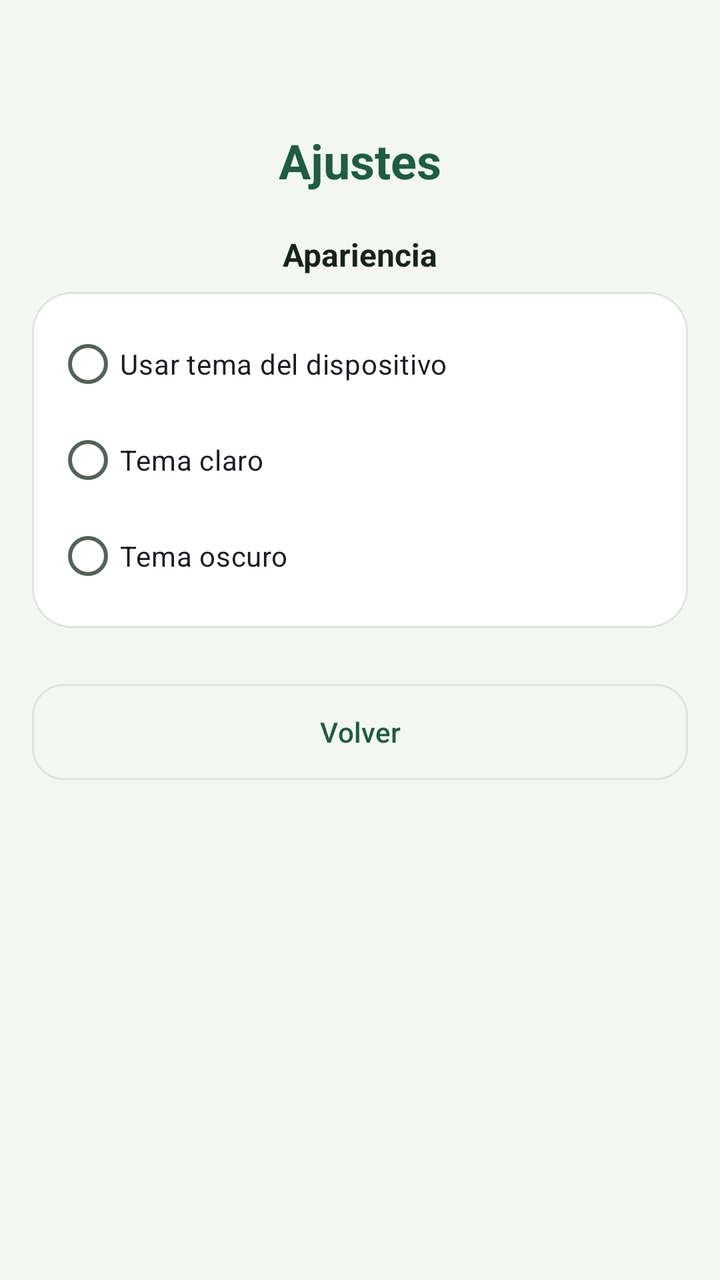
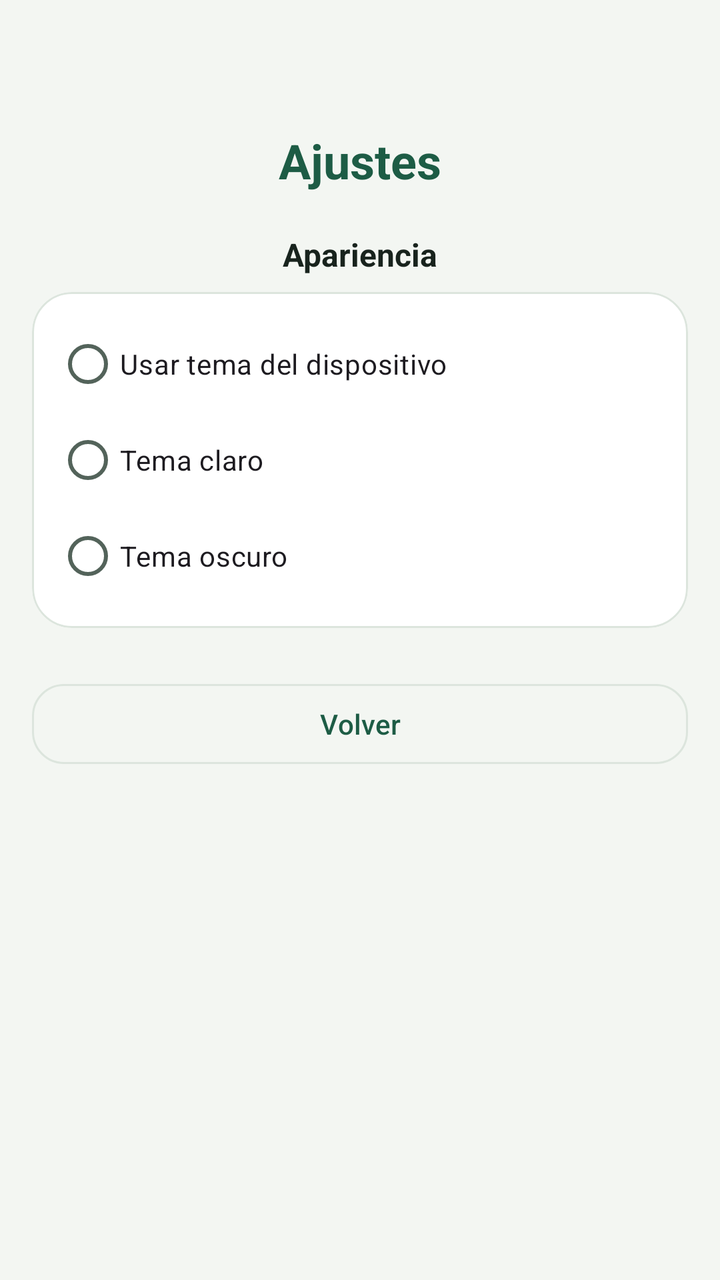

The first picture is an Android layout as it rendered before a commit; the second is the same layout after the commit. The layout source and the unified diff follow.
<!-- AndroidManifest.xml: application theme Theme.HidroSmart -->
<!-- res/layout/activity_ajustes.xml -->
<?xml version="1.0" encoding="utf-8"?>
<ScrollView xmlns:android="http://schemas.android.com/apk/res/android"
    xmlns:app="http://schemas.android.com/apk/res-auto"
    android:layout_width="match_parent"
    android:layout_height="match_parent"
    android:background="@color/fondo_pantalla"
    android:fillViewport="true">

    <LinearLayout
        android:layout_width="match_parent"
        android:layout_height="wrap_content"
        android:orientation="vertical"
        android:padding="@dimen/screen_padding">

        <LinearLayout
            android:layout_width="match_parent"
            android:layout_height="wrap_content"
            android:gravity="center_horizontal"
            android:orientation="vertical">

            <TextView
            android:gravity="center"
                android:layout_width="match_parent"
                android:layout_height="wrap_content"
                android:layout_weight="1"
                android:text="@string/ajustes_titulo"
                android:textColor="@color/verde_primario"
                android:textSize="24sp"
                android:textStyle="bold"
                android:layout_marginTop="48dp"
                />


        </LinearLayout>

        <TextView
            android:gravity="center"
            android:layout_width="match_parent"
            android:layout_height="wrap_content"
            android:layout_marginTop="20dp"
            android:text="@string/ajustes_apariencia"
            android:textColor="@color/texto_principal"
            android:textSize="16sp"
            android:textStyle="bold" />

        <com.google.android.material.card.MaterialCardView
            android:layout_width="match_parent"
            android:layout_height="wrap_content"
            android:layout_marginTop="8dp"
            app:cardCornerRadius="20dp"
            app:cardElevation="0dp"
            app:strokeColor="@color/divisor"
            app:strokeWidth="1dp">

            <RadioGroup
                android:id="@+id/grupoTema"
                android:layout_width="match_parent"
                android:layout_height="wrap_content"
                android:orientation="vertical"
                android:padding="12dp">

                <RadioButton
                    android:id="@+id/radioTemaSistema"
                    android:layout_width="match_parent"
                    android:layout_height="wrap_content"
                    android:text="@string/ajustes_tema_sistema" />

                <RadioButton
                    android:id="@+id/radioTemaClaro"
                    android:layout_width="match_parent"
                    android:layout_height="wrap_content"
                    android:text="@string/ajustes_tema_claro" />

                <RadioButton
                    android:id="@+id/radioTemaOscuro"
                    android:layout_width="match_parent"
                    android:layout_height="wrap_content"
                    android:text="@string/ajustes_tema_oscuro" />
            </RadioGroup>
        </com.google.android.material.card.MaterialCardView>




        <Button
            android:id="@+id/btnVolverAjustes"
            style="?attr/materialButtonOutlinedStyle"
            android:layout_width="match_parent"
            android:layout_height="56dp"
            android:text="@string/accion_volver"
            android:layout_marginTop="24dp"
            />



    </LinearLayout>
</ScrollView>
<!-- resources referenced by this layout -->
<resources>
  <color name="divisor">#DCE5DD</color>
  <color name="fondo_pantalla">#F3F6F2</color>
  <color name="texto_principal">#18231D</color>
  <color name="verde_primario">#1D5C45</color>
  <dimen name="screen_padding">16dp</dimen>
  <string name="accion_volver">Volver</string>
  <string name="ajustes_apariencia">Apariencia</string>
  <string name="ajustes_tema_claro">Tema claro</string>
  <string name="ajustes_tema_oscuro">Tema oscuro</string>
  <string name="ajustes_tema_sistema">Usar tema del dispositivo</string>
  <string name="ajustes_titulo">Ajustes</string>
  <style name="Theme.HidroSmart" parent="Base.Theme.HidroSmart" />
  <style name="Base.Theme.HidroSmart" parent="Theme.Material3.DayNight.NoActionBar">
          <item name="colorPrimary">@color/verde_primario</item>
          <item name="colorPrimaryVariant">@color/verde_primario_variante</item>
          <item name="colorOnPrimary">@color/white</item>
          <item name="colorPrimaryContainer">@color/verde_claro</item>
          <item name="colorOnPrimaryContainer">@color/verde_primario_variante</item>
          <item name="colorSecondary">@color/verde_secundario</item>
          <item name="colorOnSecondary">@color/white</item>
          <item name="colorSecondaryContainer">@color/verde_claro</item>
          <item name="colorOnSecondaryContainer">@color/verde_primario_variante</item>
          <item name="colorSurface">@color/superficie_tarjeta</item>
          <item name="colorOnSurface">@color/texto_principal</item>
          <item name="colorSurfaceVariant">@color/fondo_pantalla</item>
          <item name="colorOnSurfaceVariant">@color/texto_secundario</item>
          <item name="colorOutline">@color/divisor</item>
          <item name="colorError">@color/alerta_error</item>
          <item name="colorOnError">@color/white</item>
          <item name="materialCardViewStyle">@style/Widget.Hidro.Card</item>
          <item name="materialButtonStyle">@style/Widget.HidroSmart.Button</item>
          <item name="materialButtonOutlinedStyle">@style/Widget.HidroSmart.Button.Outlined</item>
          <item name="android:statusBarColor">@color/verde_primario</item>
          <item name="android:windowLightStatusBar">false</item>
          <item name="android:navigationBarColor">@color/fondo_pantalla</item>
          <item name="android:windowLightNavigationBar">true</item>
          <item name="android:windowBackground">@color/fondo_pantalla</item>
          <item name="android:windowActionModeOverlay">true</item>
      </style>
  <color name="verde_primario_variante">#123F30</color>
  <color name="white">#FFFFFFFF</color>
  <color name="verde_claro">#E5F1E9</color>
  <color name="verde_secundario">#417A62</color>
  <color name="superficie_tarjeta">#FFFFFF</color>
  <color name="texto_secundario">#53635A</color>
  <color name="alerta_error">#B3261E</color>
  <style name="Widget.Hidro.Card" parent="Widget.MaterialComponents.CardView">
          <item name="cardCornerRadius">20dp</item>
          <item name="cardElevation">0dp</item>
          <item name="cardBackgroundColor">@color/superficie_tarjeta</item>
          <item name="strokeWidth">1dp</item>
          <item name="strokeColor">@color/divisor</item>
      </style>
  <style name="Widget.HidroSmart.Button" parent="Widget.Material3.Button">
          <item name="cornerRadius">16dp</item>
          <item name="android:textAllCaps">false</item>
      </style>
  <style name="Widget.HidroSmart.Button.Outlined" parent="Widget.Material3.Button.OutlinedButton">
          <item name="cornerRadius">16dp</item>
          <item name="android:textAllCaps">false</item>
      </style>
</resources>

<!-- the commit's change to res/layout/activity_ajustes.xml (unified diff, before → after) -->
@@ -86,7 +86,7 @@
             android:id="@+id/btnVolverAjustes"
             style="?attr/materialButtonOutlinedStyle"
             android:layout_width="match_parent"
-            android:layout_height="56dp"
+            android:layout_height="wrap_content"
             android:text="@string/accion_volver"
             android:layout_marginTop="24dp"
             />
